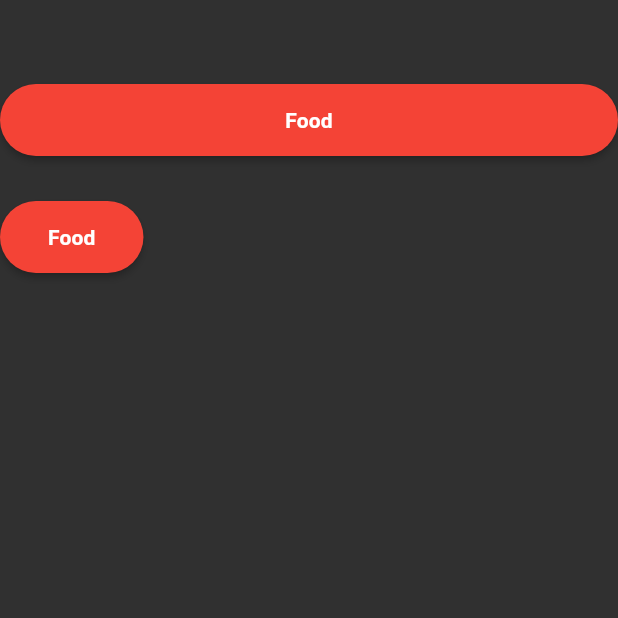
After one commit to volkaankarakus/FlutterAdvanced, a Flutter app: the screen it shows after launch, on a phone screen of 412 x 824 dp, the top half of it. The commit adds this screen. Run offline on Flutter 3.47's test engine with Material 2 defaults, Android fonts, the phone set to English and light mode, and no system bars.

Commit message:
forming custom widget

```diff
--- /dev/null
+++ b/flutter_advanced/lib/101/custom_widget_learn.dart
@@ -0,0 +1,68 @@
+import 'package:flutter/material.dart';
+
+class CustomWidgetLearn extends StatelessWidget {
+  const CustomWidgetLearn({Key? key}) : super(key: key);
+
+  final String text = 'Food';
+
+  @override
+  Widget build(BuildContext context) {
+    return Scaffold(
+      appBar: AppBar(),
+      body:
+      Column(
+        crossAxisAlignment: CrossAxisAlignment.start,
+        children : [
+          Center(
+            child:
+            SizedBox(
+              width: MediaQuery.of(context).size.width,
+                child: customElevatedButton(title: text,onPressed:(){},)),
+          ),
+          SizedBox(height: 30,),
+          customElevatedButton(title: text, onPressed: (){}),
+        ],
+      ),
+    );
+  }
+}
+
+class customElevatedButton extends StatelessWidget {
+  const customElevatedButton({
+    Key? key,required this.title,required this.onPressed
+  }) : super(key: key);
+
+  final String title;
+  final void Function() onPressed;
+
+  @override
+  Widget build(BuildContext context) {
+    return ElevatedButton(
+      style: ElevatedButton.styleFrom(
+          primary: _ColorUtility().redColor,
+          shape: StadiumBorder()
+      ),
+
+      onPressed: onPressed,
+      child: Padding(
+        padding: _PaddingUtility().normal2xPadding,
+        child: Text(title,
+          style: Theme.of(context).textTheme.subtitle2?.copyWith(
+            color: _ColorUtility().whiteColor,
+            fontWeight: FontWeight.bold
+          ),
+        ),
+      ),
+    );
+  }
+}
+
+class _ColorUtility{
+  final Color redColor = Colors.red;
+  final Color whiteColor = Colors.white;
+}
+
+class _PaddingUtility{
+   final EdgeInsets normalPadding = EdgeInsets.all(8.0);
+   final EdgeInsets normal2xPadding = EdgeInsets.all(16.0);
+}
--- a/flutter_advanced/lib/main.dart
+++ b/flutter_advanced/lib/main.dart
@@ -1,5 +1,6 @@
 import 'package:flutter/material.dart';
 import 'package:flutter/services.dart';
+import 'package:flutter_advanced/101/custom_widget_learn.dart';
 import 'package:flutter_advanced/demos/note_demos_view.dart';
 
 void main() {
@@ -14,8 +15,10 @@ class MyApp extends StatelessWidget {
     return MaterialApp(
       title: 'Flutter Demo',
       debugShowCheckedModeBanner: false,
-
       theme: ThemeData.dark().copyWith(
+          progressIndicatorTheme:
+              ProgressIndicatorThemeData(color: Colors.white),
+          listTileTheme: ListTileThemeData(contentPadding: EdgeInsets.zero),
           cardTheme: CardTheme(
               shape: RoundedRectangleBorder(
                   borderRadius: BorderRadius.circular(20))),
@@ -24,7 +27,7 @@ class MyApp extends StatelessWidget {
               systemOverlayStyle: SystemUiOverlayStyle.light,
               backgroundColor: Colors.transparent,
               elevation: 0)),
-      home: NoteDemos(),
+      home: CustomWidgetLearn(),
     );
   }
 }
```
Also changed, not shown: flutter_advanced/lib/101/indicator_learn.dart (added, +15 -0 lines), flutter_advanced/lib/101/list_tile_learn.dart (added, +30 -0 lines).
